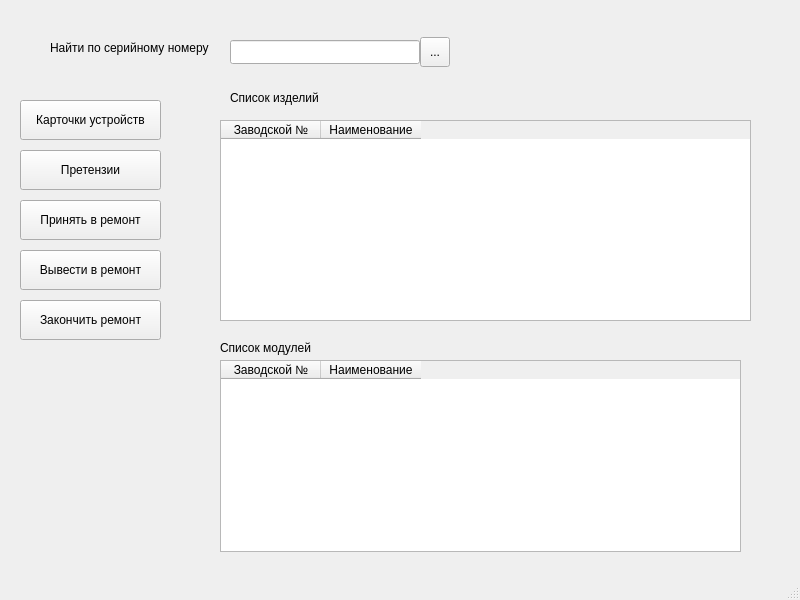
Above: app/mainwindow.ui from AlexeyScherbakov2021/Remont before the change. Below: the same form after it.
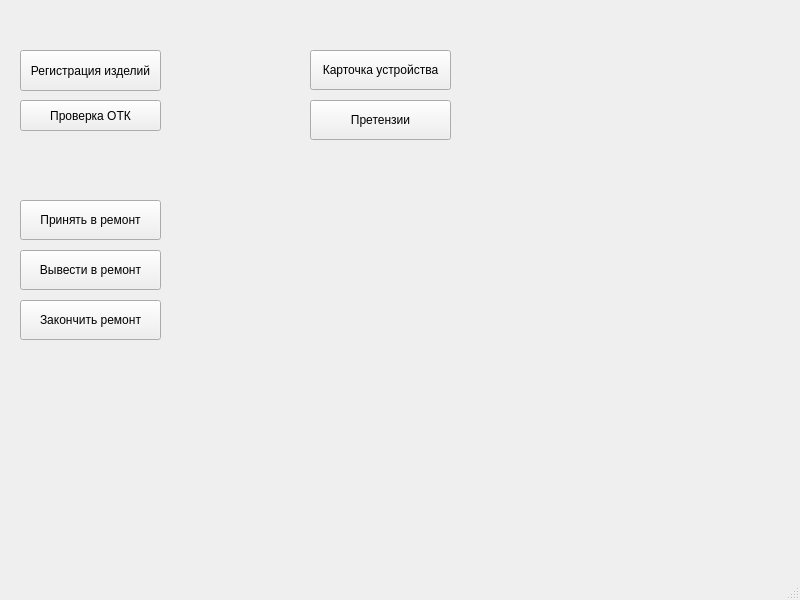
That is the form after the change.

Diff of the .ui file:
```diff
--- a/app/mainwindow.ui
+++ b/app/mainwindow.ui
@@ -14,131 +14,11 @@
    <string>MainWindow</string>
   </property>
   <widget class="QWidget" name="centralwidget">
-   <widget class="QLabel" name="label">
-    <property name="geometry">
-     <rect>
-      <x>50</x>
-      <y>40</y>
-      <width>171</width>
-      <height>16</height>
-     </rect>
-    </property>
-    <property name="text">
-     <string>Найти по серийному номеру</string>
-    </property>
-   </widget>
-   <widget class="QLineEdit" name="leSearch">
-    <property name="geometry">
-     <rect>
-      <x>230</x>
-      <y>40</y>
-      <width>190</width>
-      <height>24</height>
-     </rect>
-    </property>
-   </widget>
-   <widget class="QTableWidget" name="twProduct">
-    <property name="geometry">
-     <rect>
-      <x>220</x>
-      <y>120</y>
-      <width>531</width>
-      <height>201</height>
-     </rect>
-    </property>
-    <property name="alternatingRowColors">
-     <bool>true</bool>
-    </property>
-    <property name="selectionMode">
-     <enum>QAbstractItemView::SelectionMode::SingleSelection</enum>
-    </property>
-    <property name="selectionBehavior">
-     <enum>QAbstractItemView::SelectionBehavior::SelectRows</enum>
-    </property>
-    <column>
-     <property name="text">
-      <string>Заводской №</string>
-     </property>
-    </column>
-    <column>
-     <property name="text">
-      <string>Наименование</string>
-     </property>
-    </column>
-   </widget>
-   <widget class="QLabel" name="label_2">
-    <property name="geometry">
-     <rect>
-      <x>230</x>
-      <y>90</y>
-      <width>131</width>
-      <height>16</height>
-     </rect>
-    </property>
-    <property name="text">
-     <string>Список изделий</string>
-    </property>
-   </widget>
-   <widget class="QToolButton" name="btSearch">
-    <property name="geometry">
-     <rect>
-      <x>420</x>
-      <y>37</y>
-      <width>30</width>
-      <height>30</height>
-     </rect>
-    </property>
-    <property name="text">
-     <string>...</string>
-    </property>
-   </widget>
-   <widget class="QLabel" name="label_3">
-    <property name="geometry">
-     <rect>
-      <x>220</x>
-      <y>340</y>
-      <width>131</width>
-      <height>16</height>
-     </rect>
-    </property>
-    <property name="text">
-     <string>Список модулей</string>
-    </property>
-   </widget>
-   <widget class="QTableWidget" name="twModul">
-    <property name="geometry">
-     <rect>
-      <x>220</x>
-      <y>360</y>
-      <width>521</width>
-      <height>192</height>
-     </rect>
-    </property>
-    <property name="alternatingRowColors">
-     <bool>true</bool>
-    </property>
-    <property name="selectionMode">
-     <enum>QAbstractItemView::SelectionMode::SingleSelection</enum>
-    </property>
-    <property name="selectionBehavior">
-     <enum>QAbstractItemView::SelectionBehavior::SelectRows</enum>
-    </property>
-    <column>
-     <property name="text">
-      <string>Заводской №</string>
-     </property>
-    </column>
-    <column>
-     <property name="text">
-      <string>Наименование</string>
-     </property>
-    </column>
-   </widget>
    <widget class="QPushButton" name="pbClaim">
     <property name="geometry">
      <rect>
-      <x>20</x>
-      <y>150</y>
+      <x>310</x>
+      <y>100</y>
       <width>141</width>
       <height>40</height>
      </rect>
@@ -150,14 +30,14 @@
    <widget class="QPushButton" name="pbCard">
     <property name="geometry">
      <rect>
-      <x>20</x>
-      <y>100</y>
+      <x>310</x>
+      <y>50</y>
       <width>141</width>
       <height>40</height>
      </rect>
     </property>
     <property name="text">
-     <string>Карточки устройств</string>
+     <string>Карточка устройства</string>
     </property>
    </widget>
    <widget class="QPushButton" name="pbApplyRemont">
@@ -199,6 +79,32 @@
      <string>Закончить ремонт</string>
     </property>
    </widget>
+   <widget class="QPushButton" name="pbRegister">
+    <property name="geometry">
+     <rect>
+      <x>20</x>
+      <y>50</y>
+      <width>141</width>
+      <height>41</height>
+     </rect>
+    </property>
+    <property name="text">
+     <string>Регистрация изделий</string>
+    </property>
+   </widget>
+   <widget class="QPushButton" name="pbOTK">
+    <property name="geometry">
+     <rect>
+      <x>20</x>
+      <y>100</y>
+      <width>141</width>
+      <height>31</height>
+     </rect>
+    </property>
+    <property name="text">
+     <string>Проверка ОТК</string>
+    </property>
+   </widget>
   </widget>
   <widget class="QMenuBar" name="menubar">
    <property name="geometry">
```
